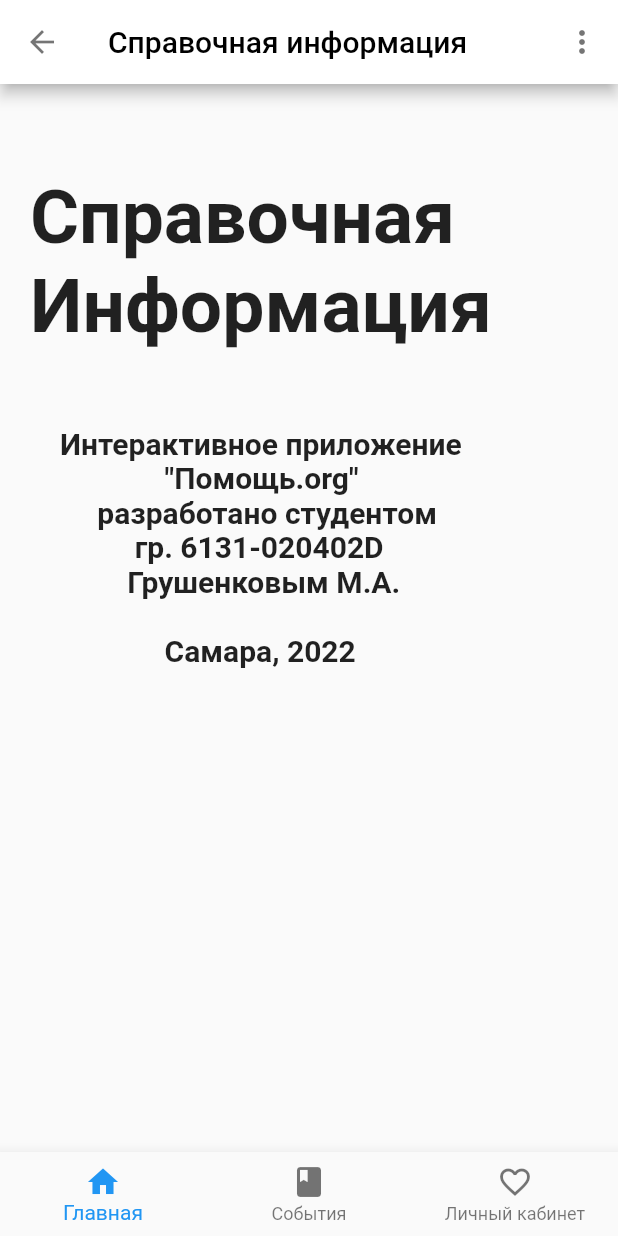
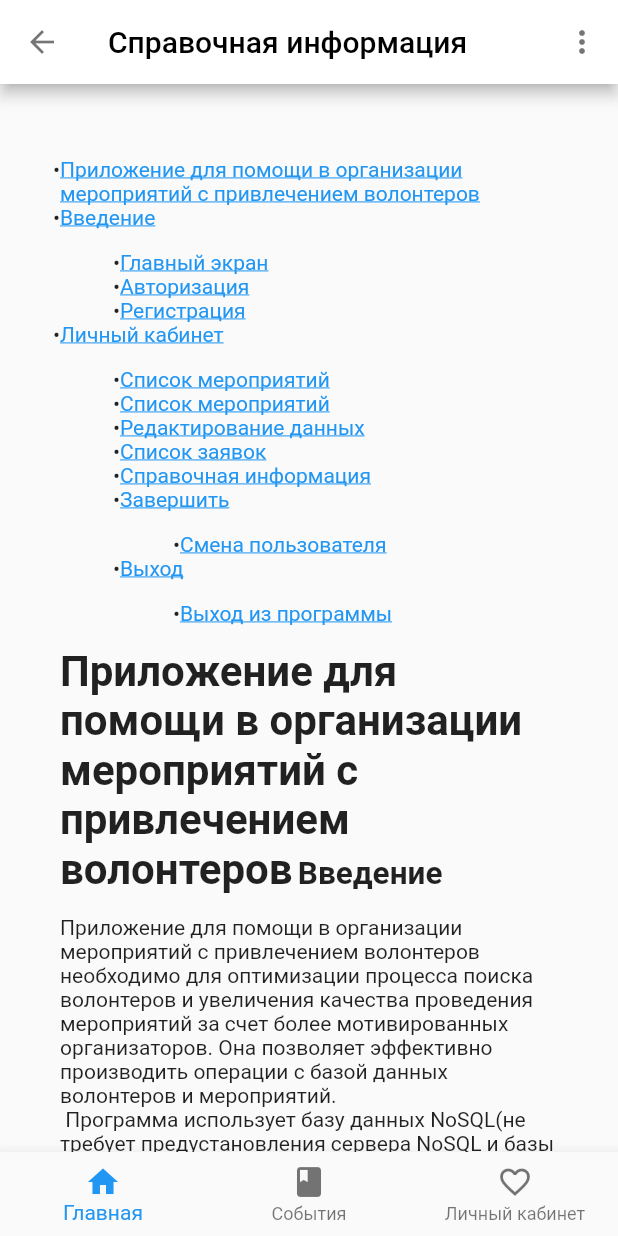
Before and after one commit to IldarGreat/voluunterFront, a Flutter app: the AdminPage screen opened by its route, after a tap on the "more vert" icon, on a phone screen of 412 x 824 dp. Run offline on Flutter 3.47's test engine with Material 2 defaults, Android fonts, the phone set to English and light mode, and no system bars; our stand-ins replace flutter_widget_from_html, sqflite; accounts and stored records are empty; network calls fail.

Commit message:
feat: some changes

```diff
--- a/lib/main.dart
+++ b/lib/main.dart
@@ -10,6 +10,7 @@
 import 'screens/admin/all_application_page.dart';
 import 'screens/admin/event_admin_page.dart';
 import 'screens/admin/my_event_page.dart';
+import 'screens/informationPage.dart';
 import 'screens/user/event_page.dart';
 import 'screens/login_page.dart';
 import 'screens/main_page.dart';
@@ -73,6 +74,10 @@
         case '/showUser':
           UserRequest user = settings.arguments as UserRequest;
           return MaterialPageRoute(builder: (context) => UserView(user));
+
+        case '/info':
+          return MaterialPageRoute(
+              builder: (context) => const InformationWidet());
       }
     },
   ));
--- a/lib/screens/admin/add_event_page.dart
+++ b/lib/screens/admin/add_event_page.dart
@@ -47,7 +47,7 @@
         actions: [
           IconButton(
             onPressed: () {
-              Navigator.pushNamed(context, '/reference');
+              Navigator.pushNamed(context, '/info');
             },
             icon: const Icon(Icons.more_vert),
             color: Colors.black54,
--- a/lib/screens/admin/admin_area.dart
+++ b/lib/screens/admin/admin_area.dart
@@ -36,7 +36,7 @@
         actions: [
           IconButton(
             onPressed: () {
-              Navigator.pushNamed(context, '/reference');
+              Navigator.pushNamed(context, '/info');
             },
             icon: const Icon(Icons.more_vert),
             color: Colors.black54,
--- a/lib/screens/admin/all_application_page.dart
+++ b/lib/screens/admin/all_application_page.dart
@@ -43,7 +43,7 @@
         actions: [
           IconButton(
             onPressed: () {
-              Navigator.pushNamed(context, '/reference');
+              Navigator.pushNamed(context, '/info');
             },
             icon: const Icon(Icons.more_vert),
             color: Colors.black54,
--- a/lib/screens/admin/event_admin_page.dart
+++ b/lib/screens/admin/event_admin_page.dart
@@ -33,7 +33,7 @@
         actions: [
           IconButton(
             onPressed: () {
-              Navigator.pushNamed(context, '/reference');
+              Navigator.pushNamed(context, '/info');
             },
             icon: const Icon(Icons.more_vert),
             color: Colors.black54,
--- a/lib/screens/admin/my_event_page.dart
+++ b/lib/screens/admin/my_event_page.dart
@@ -40,7 +40,7 @@
         actions: [
           IconButton(
             onPressed: () {
-              Navigator.pushNamed(context, '/reference');
+              Navigator.pushNamed(context, '/info');
             },
             icon: const Icon(Icons.more_vert),
             color: Colors.black54,
--- a/lib/screens/admin/view_user_page.dart
+++ b/lib/screens/admin/view_user_page.dart
@@ -32,7 +32,7 @@
         actions: [
           IconButton(
             onPressed: () {
-              Navigator.pushNamed(context, '/reference');
+              Navigator.pushNamed(context, '/info');
             },
             icon: const Icon(Icons.more_vert),
             color: Colors.black54,
--- /dev/null
+++ b/lib/screens/informationPage.dart
@@ -0,0 +1,184 @@
+import 'package:flutter/material.dart';
+import 'package:flutter_widget_from_html/flutter_widget_from_html.dart';
+
+class InformationWidet extends StatelessWidget {
+  const InformationWidet({super.key});
+
+  @override
+  Widget build(BuildContext context) {
+    return Scaffold(
+      appBar: AppBar(
+        title: const Text(
+          'Справочная информация',
+          style: TextStyle(color: Colors.black),
+        ),
+        leading: IconButton(
+          icon: const Icon(
+            Icons.arrow_back,
+            color: Colors.black54,
+          ),
+          onPressed: () {
+            Navigator.pop(context);
+          },
+        ),
+        actions: [
+          IconButton(
+            onPressed: () {},
+            icon: const Icon(Icons.more_vert),
+            color: Colors.black54,
+          ),
+        ],
+        backgroundColor: Colors.white,
+      ),
+      body: ListView(
+        padding: EdgeInsets.only(top: 35.0,right: 35.0),
+        children: const [
+          HtmlWidget('''
+<html>
+<body>
+
+<ul>
+<li><a href="#h1_1">Приложение для помощи в организации мероприятий с привлечением волонтеров</a>
+<li><a href="#h2_1">Введение</a>
+<ul>
+<li><a href="#h4_1">Главный экран</a>
+<li><a href="#h4_2">Авторизация</a>
+<li><a href="#h4_3">Регистрация</a>
+</ul>
+<li><a href="#h2_2">Личный кабинет</a>
+<ul>
+<li><a href="#h4_4">Список мероприятий</a>
+<li><a href="#h5_1">Список мероприятий</a>
+<li><a href="#h4_5">Редактирование данных</a>
+<li><a href="#h4_6">Список заявок</a>
+<li><a href="#h4_7">Справочная информация</a>
+
+<li><a href="#h2_3">Завершить</a>
+<ul>
+<li><a href="#h4_8">Смена пользователя</a>
+</ul>
+<li><a href="#h2_4">Выход</a>
+<ul>
+<li><a href="#h4_9">Выход из программы</a>
+</ul>
+</ul>
+</ulv>
+
+<font color="green"><h1 id="h1_1">Приложение для помощи в организации мероприятий с привлечением волонтеров</h1>
+<h2 id="h2_1">Введение</h2></font>
+<p>
+Приложение для помощи в организации мероприятий с привлечением волонтеров необходимо для оптимизации процесса поиска волонтеров и увеличения качества проведения мероприятий за счет более мотивированных организаторов. Она позволяет эффективно производить операции с базой данных волонтеров и мероприятий. <br>
+Программа использует базу данных NoSQL(не требует предустановления сервера NoSQL и базы данных).
+Программная система совместима с Windows 7 и выше.  Системные требования: 50 Mb оперативной памяти, 5 Mb жесткого диска.
+Работа с АТС производится через смартфон на операционной системе Android.  <br>
+
+<h4 id="h4_1">Главный экран</h4>
+В главном меню функции кнопок окна дублируются. Например, в пункт Абонент содержит функции: Добавить абонента, Удалить и Сохранить. Пункт Вид позволяет изменять форму окна, можно удалить некоторые части окна, например, Панель управления, Информация об абоненте, Таблица абонентов и т.д. При этом размер окна уменьшается. Также этот пункт содержит функции Показать все и Очистить поля. Пункт меню Поиск служит для задания опций поиска абонентов.
+
+</p>
+
+<h4 id="h4_2">Авторизация</h4>
+Чтобы авторизоваться, необходимо нажать на соответствующую кнопку на главном экране, представленную на рисунке. В поля "Логин" и "Пароль" необходимо ввести данные зарегестрированного пользователя и нажать кнопку "Войти". <br><br>
+<p align='center'><img src='1.jpg'></p><br><br>
+Если данные введены верно, то после нажатия кнопки "Войти" система переходит в Личный кабинет волонетра.
+<br><br><p align='center'><img src='2.jpg'></p><br><br>
+
+<h4 id="h4_3">Регистрация</h4>
+Чтобы зарегистрироваться, необходимо нажать на соответствующую кнопку на главном экране, представленную на рисунке. Необходимо заполнить следующие поля:
+<ul><li>Имя;
+<li>Фамилия;
+<li>Логин;
+<li>Пароль;
+<li>Номер телефона;
+<li>Email;
+<li>Опыт волонтерской деятельности;
+<li>Образование;
+<li>Языки;
+</ul>
+ <br><br>
+<p align='center'><img src='1.jpg'></p><br><br>
+Если данные введены верно, то после нажатия кнопки "Зарегистрироваться" система переходит в Личный кабинет волонетра и добавляет нового пользователя в базу данных.
+<br><br><p align='center'><img src='2.jpg'></p><br><br>
+
+</p>
+
+<font color="green"><h2 id="h2_2">Личный кабинет</h2></font>
+В состав личного кабинета входят разделы: "Список мероприятий", "Редактирование данных", "Список заявок", "Справочная информация". Для завершения работы с системой необходимо нажать кнопку "Выйти".
+<br><br><p align='center'><img src='4.jpg'></p><br><br>
+<font color="green"><h3 id="h4_4">Список мероприятий</h3></font>
+<p>
+Эта часть системы служит для работы с базой данных мероприятий, обеспечивая такие функции, как: просмотр списка мероприятий, просмотр каждого мероприятия отдельно, запись на мероприятие и удаление существующих заявок.
+В выделенной области каждого из мероприятий находятся: название мероприятия, кнопка "Просмотр" (чтобы посмотреть более подробную информацию о мероприятии), кнопка "Записаться" (чтобы подать заявку на выбранное мероприятие).
+<br><br><p align='center'><img src='3.jpg'></p>s<br><br>
+
+<h4 id="h5_1">Просмотр мероприятия</h4>
+При просмотре информации о мероприятии волонтеру доступны следующие сведения:
+<ul><li>Название;
+<li>Место проведения;
+<li>Количество волонтеров;
+<li>Список задач;
+<li>Дата начала проведения;
+<li>Дата окончания мероприятия;
+</ul>
+
+При желании пользователь может подать заявку на участие в просматриваемом мероприятии, нажав на кнопку "Подать заявку" в нижней части экрана, а также удалить уже существующую заявку, нажав на кнопку "Отменить заявку".<br>
+
+
+<h4 id="h4_5">Редактирование данных</h4>
+При редактировании данных о волонтере можно изменить информацию, введенную при регистрации:
+<ul><li>Имя;
+<li>Фамилия;
+<li>Логин;
+<li>Пароль;
+<li>Номер телефона;
+<li>Email;
+<li>Опыт волонтерской деятельности;
+<li>Образование;
+<li>Языки;
+</ul>
+
+Нажимая кнопку "Сохранить" изменения будут сохранены в базе данных пользователей.<br>
+<br>
+
+<h4 id="h4_6">Список заявок</h4>
+Список поданных заявок отрадается в виде карточек мероприятий. Нажав на кнопку "Посмотреть" у выбранного мероприятия, можно посмотреть полную информацию о мероприятии. В правой нижней части карточки отображается статус поданной заявки: ожидает, одобрено или отказано.<br>
+<br>
+
+<h4 id="h4_7">Справочная информация</h4>
+При желании пользователь может посмотреть справочную информацию о разработчиках.<br>
+<br>
+
+<font color="green"><h3 id="h2_3">Завершить</h3></font>
+<h4 id="h4_8">Смена пользователя </h4>
+Для смены пользователя необходимо выбрать пункт меню "Выйти" на странице личного кабинета, после чего вновь появляется окно с запросом пароля и имени.
+<p align='center'><img src='1.jpg'></p><br><br>
+
+<font color="green"><h3 id="h2_4">Выход</h3></font>
+<h4 id="h4_9">Выход из программы </h4>
+Осуществляется выход из программы, ее полное завершение.
+
+</body>
+</html>
+         '''),
+        ],
+      ),
+      bottomNavigationBar: BottomNavigationBar(
+        items: const [
+          BottomNavigationBarItem(
+            icon: Icon(Icons.home),
+            label: "Главная",
+          ),
+          BottomNavigationBarItem(
+            icon: Icon(Icons.book),
+            label: "События",
+          ),
+          BottomNavigationBarItem(
+            icon: Icon(Icons.favorite_border),
+            label: "Личный кабинет",
+          )
+        ],
+        selectedItemColor: Colors.blue,
+      ),
+    );
+  }
+}
--- a/lib/screens/login_page.dart
+++ b/lib/screens/login_page.dart
@@ -47,7 +47,7 @@
         actions: [
           IconButton(
             onPressed: () {
-              Navigator.pushNamed(context, '/reference');
+              Navigator.pushNamed(context, '/info');
             },
             icon: const Icon(Icons.more_vert),
             color: Colors.black54,
--- a/lib/screens/main_page.dart
+++ b/lib/screens/main_page.dart
@@ -34,7 +34,7 @@
         actions: [
           IconButton(
             onPressed: () {
-              Navigator.pushNamed(context, '/reference');
+              Navigator.pushNamed(context, '/info');
             },
             icon: const Icon(Icons.more_vert),
             color: Colors.black54,
@@ -42,7 +42,7 @@
         ],
         backgroundColor: Colors.white,
       ),
-      body: Column(
+      body: ListView(
         children: [
           SizedBox(
            // height: MediaQuery.of(context).size.height,
--- a/lib/screens/user/applications_page.dart
+++ b/lib/screens/user/applications_page.dart
@@ -44,7 +44,7 @@
         actions: [
           IconButton(
             onPressed: () {
-              Navigator.pushNamed(context, '/reference');
+              Navigator.pushNamed(context, '/info');
             },
             icon: const Icon(Icons.more_vert),
             color: Colors.black54,
--- a/lib/screens/user/event_page.dart
+++ b/lib/screens/user/event_page.dart
@@ -35,7 +35,7 @@
         actions: [
           IconButton(
             onPressed: () {
-              Navigator.pushNamed(context, '/reference');
+              Navigator.pushNamed(context, '/info');
             },
             icon: const Icon(Icons.more_vert),
             color: Colors.black54,
--- a/lib/screens/user/events_page.dart
+++ b/lib/screens/user/events_page.dart
@@ -41,7 +41,7 @@
         actions: [
           IconButton(
             onPressed: () {
-              Navigator.pushNamed(context, '/reference');
+              Navigator.pushNamed(context, '/info');
             },
             icon: const Icon(Icons.more_vert),
             color: Colors.black54,
--- a/lib/screens/user/peronsal_area_user_page.dart
+++ b/lib/screens/user/peronsal_area_user_page.dart
@@ -37,7 +37,7 @@
         actions: [
           IconButton(
             onPressed: () {
-              Navigator.pushNamed(context, '/reference');
+              Navigator.pushNamed(context, '/info');
             },
             icon: const Icon(Icons.more_vert),
             color: Colors.black54,
--- a/lib/utils/constants.dart
+++ b/lib/utils/constants.dart
@@ -1,6 +1,6 @@
 class Constants {
   static const String VOLUNTEER_BASE_SCHEMA = 'https://';
-  static const String VOLUNTEER_BASE_URL_DOMAIN = 'volunteerapi-production.up.railway.app';
+  static const String VOLUNTEER_BASE_URL_DOMAIN = 'volunteerapi-production-fcbb.up.railway.app';
   static const String VOLUNTEER_AUTH_PATH = '/auth';
   static const String VOLUNTEER_USER_PATH = '/users';
   static const String VOLUNTEER_TASKS_PATH = '/tasks';
--- a/pubspec.yaml
+++ b/pubspec.yaml
@@ -37,6 +37,7 @@
   json_serializable: ^6.5.4
   build_runner: ^2.3.2
   http: ^0.13.5
+  flutter_widget_from_html: ^0.9.0
 
   # The following adds the Cupertino Icons font to your application.
   # Use with the CupertinoIcons class for iOS style icons.
```
Also changed, not shown: lib/api/user_api.dart (+35 -2 lines), lib/screens/register_pade.dart (+63 -7 lines), pubspec.lock, 2 other files.
